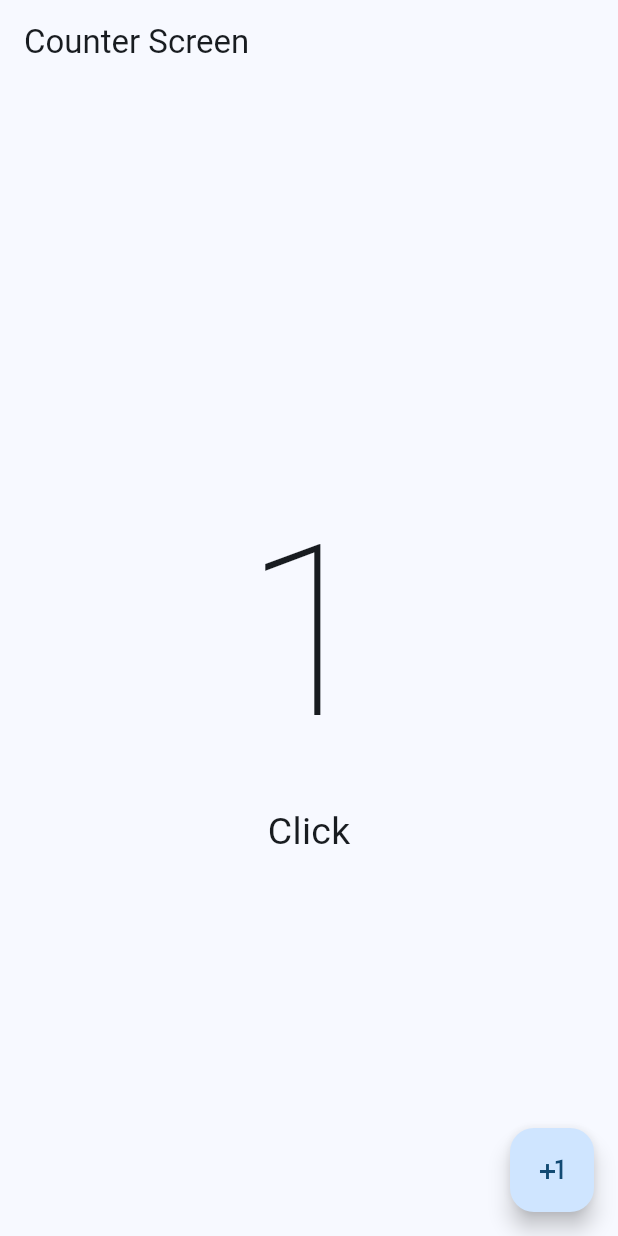
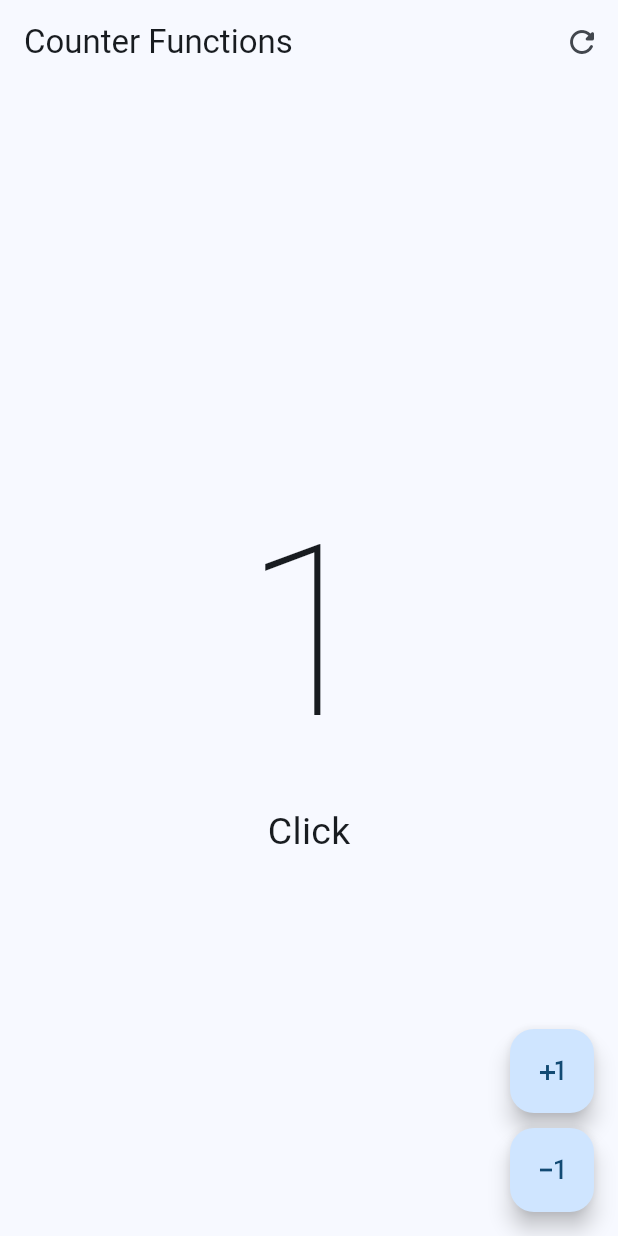
Before and after one commit to LucasMJuarez/dart-example-2, a Flutter app: the screen it shows after launch, after a tap on the "plus one" icon, on a phone screen of 412 x 824 dp. Run offline on Flutter 3.47's test engine with Material 3 defaults, Android fonts, the phone set to English and light mode, and no system bars.

Commit message:
add appbar leading and actions icons

```diff
--- a/lib/main.dart
+++ b/lib/main.dart
@@ -1,5 +1,6 @@
 import 'package:flutter/material.dart';
-import 'package:hello_word/presentation/screens/counter/counter_screen.dart';
+import 'package:hello_word/presentation/screens/counter/counter_functions_screen.dart';
+// import 'package:hello_word/presentation/screens/counter/counter_screen.dart';
 
 void main() {
   runApp(MyApp());
@@ -16,7 +17,7 @@ class MyApp extends StatelessWidget {
         useMaterial3: true,
         colorSchemeSeed: Colors.blue.shade400,
       ),
-      home: const CounterScreen(),
+      home: const CounterFunctionsScreen(),
     );
   }
 }
--- /dev/null
+++ b/lib/presentation/screens/counter/counter_functions_screen.dart
@@ -0,0 +1,72 @@
+import 'package:flutter/material.dart ';
+
+class CounterFunctionsScreen extends StatefulWidget {
+  const CounterFunctionsScreen({super.key});
+
+  @override
+  State<CounterFunctionsScreen> createState() => _CounterFunctionsScreenState(); // aca se crea un estado creando el widget
+  // el estado es el que se encarga de manejar la logica del widget
+}
+
+class _CounterFunctionsScreenState extends State<CounterFunctionsScreen> {
+  int clickCounter = 0; // variable que se encarga de contar los clicks
+  @override
+  Widget build(BuildContext context) {
+    return Scaffold(
+      appBar: AppBar(
+        title: const Text('Counter Functions'),
+        actions: [
+          IconButton(
+            onPressed:
+                () => {
+                  setState(() {
+                    clickCounter = 0; // reinicia el contador a 0
+                  }),
+                },
+            icon: const Icon(Icons.refresh_rounded),
+          ),
+        ],
+      ),
+      body: Center(
+        child: Column(
+          mainAxisAlignment: MainAxisAlignment.center,
+          children: [
+            Text(
+              '$clickCounter',
+              style: const TextStyle(
+                fontSize: 160,
+                fontWeight: FontWeight.w100,
+              ),
+            ),
+            Text(
+              clickCounter == 1 ? 'Click' : 'Clicks',
+              style: const TextStyle(fontSize: 25),
+            ),
+          ],
+        ),
+      ),
+      floatingActionButton: Column(
+        mainAxisAlignment: MainAxisAlignment.end,
+        children: [
+          FloatingActionButton(
+            onPressed: () {
+              setState(() {
+                clickCounter++;
+              });
+            },
+            child: const Icon(Icons.plus_one),
+          ),
+          const SizedBox(height: 10),
+          FloatingActionButton(
+            onPressed: () {
+              setState(() {
+                clickCounter--;
+              });
+            },
+            child: const Icon(Icons.exposure_minus_1),
+          ),
+        ],
+      ),
+    );
+  }
+}
```
